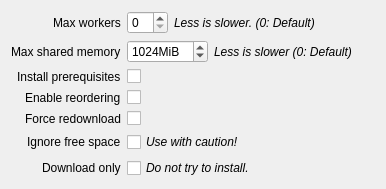
Old version of the form rare/ui/components/dialogs/install_dialog_advanced.ui in the repository RareDevs/Rare.
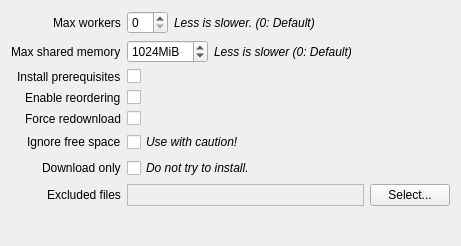
New version of the form.

Commit message: InstallDialog: initial form implementation for file exclusion option

The edit to the form file:
```diff
--- a/rare/ui/components/dialogs/install_dialog_advanced.ui
+++ b/rare/ui/components/dialogs/install_dialog_advanced.ui
@@ -6,8 +6,8 @@
    <rect>
     <x>0</x>
     <y>0</y>
-    <width>386</width>
-    <height>184</height>
+    <width>461</width>
+    <height>246</height>
    </rect>
   </property>
   <property name="windowTitle">
@@ -195,6 +195,40 @@
      </property>
     </widget>
    </item>
+   <item row="7" column="0">
+    <widget class="QLabel" name="exclude_prefix_label">
+     <property name="text">
+      <string>Excluded files</string>
+     </property>
+    </widget>
+   </item>
+   <item row="7" column="1">
+    <layout class="QHBoxLayout" name="exclude_prefix_layout" stretch="1,0">
+     <item>
+      <widget class="QLabel" name="exclude_prefix_info">
+       <property name="frameShape">
+        <enum>QFrame::Shape::StyledPanel</enum>
+       </property>
+       <property name="frameShadow">
+        <enum>QFrame::Shadow::Sunken</enum>
+       </property>
+       <property name="text">
+        <string/>
+       </property>
+       <property name="wordWrap">
+        <bool>true</bool>
+       </property>
+      </widget>
+     </item>
+     <item>
+      <widget class="QPushButton" name="exclude_prefix_button">
+       <property name="text">
+        <string>Select...</string>
+       </property>
+      </widget>
+     </item>
+    </layout>
+   </item>
   </layout>
  </widget>
  <resources/>
```
Left out of the diff: 6 changed lines with no effect on the pictures. The commit also changes 2 other files.
